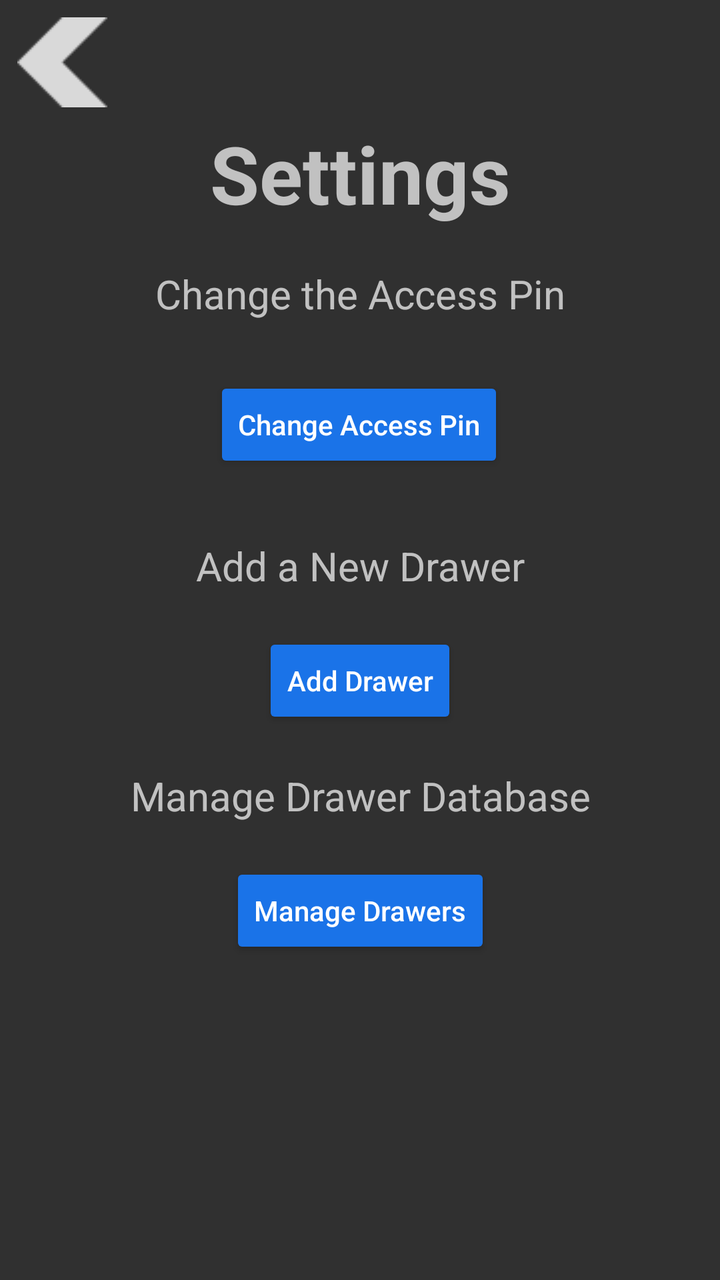
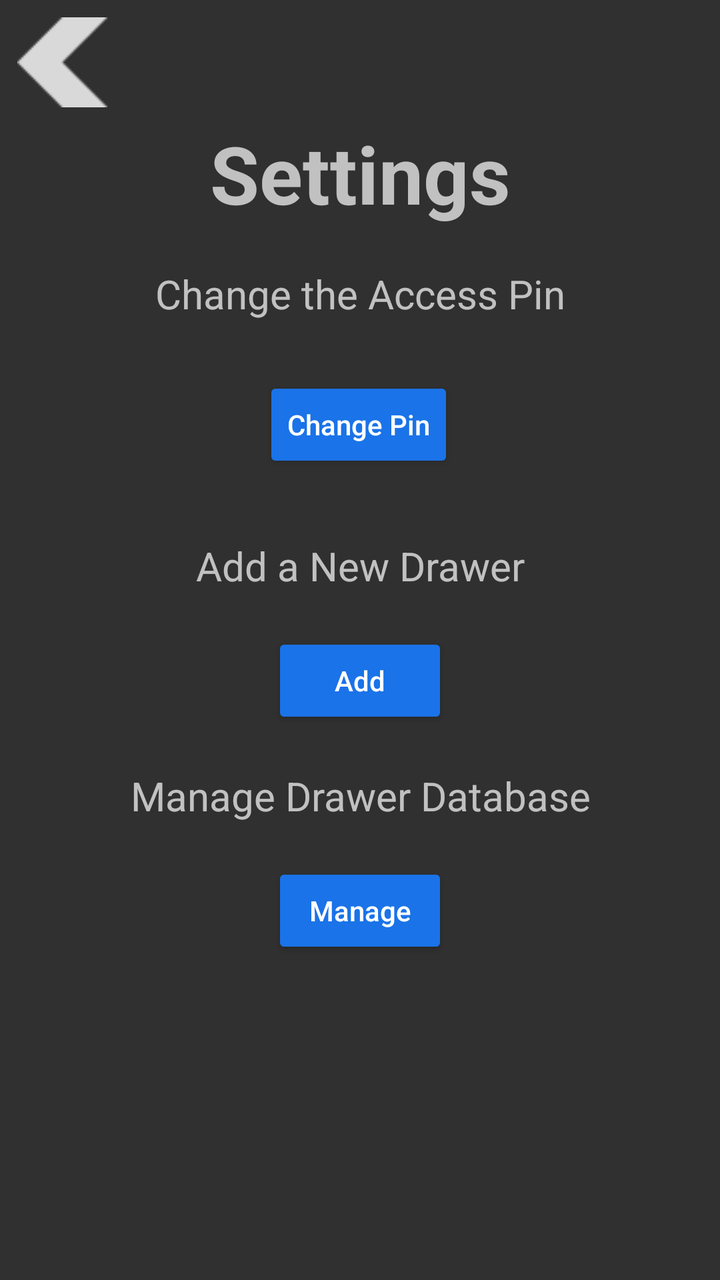

The first picture is an Android layout as it rendered before a commit; the second is the same layout after the commit. The layout source and the unified diff follow.
<!-- AndroidManifest.xml: activity theme Theme.AppCompat.NoActionBar -->
<!-- res/layout/activity_settings.xml -->
<?xml version="1.0" encoding="utf-8"?>
<androidx.constraintlayout.widget.ConstraintLayout xmlns:android="http://schemas.android.com/apk/res/android"
    xmlns:app="http://schemas.android.com/apk/res-auto"
    xmlns:tools="http://schemas.android.com/tools"
    android:id="@+id/settingsCL"
    android:layout_width="match_parent"
    android:layout_height="match_parent"
    tools:context=".SettingsActivity">

    <TextView
        android:id="@+id/settingsTitleTV"
        android:layout_width="wrap_content"
        android:layout_height="wrap_content"
        android:paddingTop="60dp"
        android:text="Settings"
        android:textSize="40sp"
        android:textStyle="bold"
        android:visibility="visible"
        app:layout_constraintLeft_toLeftOf="parent"
        app:layout_constraintRight_toRightOf="parent"
        app:layout_constraintTop_toTopOf="parent" />

    <ImageButton
        android:id="@+id/settingsReturnIB"
        android:layout_width="50dp"
        android:layout_height="50dp"
        android:layout_marginStart="6dp"
        android:layout_marginTop="6dp"
        android:background="@android:color/transparent"
        android:padding="10dp"
        app:layout_constraintStart_toStartOf="parent"
        app:layout_constraintTop_toTopOf="parent"
        app:srcCompat="@drawable/arrow" />

    <TextView
        android:id="@+id/settingsChangePinTV"
        android:layout_width="wrap_content"
        android:layout_height="wrap_content"
        android:gravity="center"
        android:padding="20dp"
        android:text="Change the Access Pin"
        android:textSize="20sp"
        android:visibility="visible"
        app:layout_constraintLeft_toLeftOf="parent"
        app:layout_constraintRight_toRightOf="parent"
        app:layout_constraintTop_toBottomOf="@+id/settingsTitleTV"
        app:layout_constraintVertical_chainStyle="spread_inside" />


    <Button
        android:id="@+id/settingsChangePinB"
        android:layout_width="wrap_content"
        android:layout_height="wrap_content"
        android:layout_marginTop="8dp"
        android:text="Change Access Pin"
        android:theme="@style/AppButtonTheme"
        android:visibility="visible"
        app:layout_constraintEnd_toEndOf="parent"
        app:layout_constraintHorizontal_bias="0.498"
        app:layout_constraintStart_toStartOf="parent"
        app:layout_constraintTop_toBottomOf="@+id/settingsChangePinTV" />


    <TextView
        android:id="@+id/settingsManageDrawersTV"
        android:layout_width="wrap_content"
        android:layout_height="wrap_content"
        android:gravity="center"
        android:padding="20dp"
        android:text="Manage Drawer Database"
        android:textSize="20sp"
        android:visibility="visible"
        app:layout_constraintEnd_toEndOf="parent"
        app:layout_constraintStart_toStartOf="parent"
        app:layout_constraintTop_toBottomOf="@+id/settingsAddDrawB" />

    <Button
        android:id="@+id/settingsManageDrawersB"
        android:layout_width="wrap_content"
        android:layout_height="wrap_content"
        android:text="Manage Drawers"
        android:theme="@style/AppButtonTheme"
        android:visibility="visible"
        app:layout_constraintEnd_toEndOf="parent"
        app:layout_constraintStart_toStartOf="parent"
        app:layout_constraintTop_toBottomOf="@+id/settingsManageDrawersTV" />

    <TextView
        android:id="@+id/settingsAddDrawTV"
        android:layout_width="wrap_content"
        android:layout_height="wrap_content"
        android:layout_marginTop="136dp"
        android:gravity="center"
        android:padding="20dp"
        android:text="Add a New Drawer"
        android:textSize="20sp"
        android:visibility="visible"
        app:layout_constraintEnd_toEndOf="parent"
        app:layout_constraintStart_toStartOf="parent"
        app:layout_constraintTop_toBottomOf="@+id/settingsTitleTV" />

    <Button
        android:id="@+id/settingsAddDrawB"
        android:layout_width="wrap_content"
        android:layout_height="wrap_content"
        android:text="Add Drawer"
        android:theme="@style/AppButtonTheme"
        android:visibility="visible"
        app:layout_constraintEnd_toEndOf="parent"
        app:layout_constraintStart_toStartOf="parent"
        app:layout_constraintTop_toBottomOf="@+id/settingsAddDrawTV" />

    <EditText
        android:id="@+id/settingsEnterPin1ET"
        android:layout_width="wrap_content"
        android:layout_height="wrap_content"
        android:layout_marginTop="15dp"
        android:ems="10"
        android:gravity="center"
        android:hint="Enter Pin..."
        android:inputType="numberPassword"
        android:maxLength="4"
        android:textColor="@color/white"
        android:textColorHint="@color/white"
        android:textSize="25sp"
        android:visibility="gone"
        app:layout_constraintEnd_toEndOf="parent"
        app:layout_constraintStart_toStartOf="parent"
        app:layout_constraintTop_toBottomOf="@+id/settingsChangePinB" />

    <EditText
        android:id="@+id/settingsEnterPin2ET"
        android:layout_width="wrap_content"
        android:layout_height="wrap_content"
        android:layout_marginTop="15dp"
        android:ems="10"
        android:gravity="center"
        android:hint="Enter Pin..."
        android:inputType="numberPassword"
        android:maxLength="4"
        android:textColor="@color/white"
        android:textColorHint="@color/white"
        android:textSize="25sp"
        android:visibility="gone"
        app:layout_constraintEnd_toEndOf="parent"
        app:layout_constraintStart_toStartOf="parent"
        app:layout_constraintTop_toBottomOf="@+id/settingsEnterPin1ET" />

    <EditText
        android:id="@+id/settingsEnterNameET"
        android:layout_width="wrap_content"
        android:layout_height="wrap_content"
        android:layout_marginTop="52dp"
        android:ems="10"
        android:gravity="center"
        android:hint="Enter Name..."
        android:inputType="text"
        android:maxLength="25"
        android:textColor="@color/white"
        android:textColorHint="@color/white"
        android:textSize="25sp"
        android:visibility="gone"
        app:layout_constraintEnd_toEndOf="parent"
        app:layout_constraintStart_toStartOf="parent"
        app:layout_constraintTop_toBottomOf="@+id/settingsTitleTV" />


    <Spinner
        android:id="@+id/settings_anchors_spinner"
        style="@style/Widget.AppCompat.Spinner.Underlined"
        android:layout_width="340dp"
        android:layout_height="107dp"
        android:backgroundTint="@color/white"
        android:spinnerMode="dialog"
        android:visibility="gone"
        app:layout_constraintEnd_toEndOf="parent"
        app:layout_constraintStart_toStartOf="parent"
        app:layout_constraintTop_toBottomOf="@+id/settingsTitleTV" />


    <Button
        android:id="@+id/settingsClearAllB"
        android:layout_width="wrap_content"
        android:layout_height="wrap_content"
        android:layout_marginTop="16dp"
        android:text="Delete All"
        android:theme="@style/AppButtonTheme"
        android:visibility="gone"
        app:backgroundTint="@android:color/holo_red_light"
        app:layout_constraintEnd_toEndOf="parent"
        app:layout_constraintHorizontal_bias="0.498"
        app:layout_constraintStart_toStartOf="parent"
        app:layout_constraintTop_toBottomOf="@+id/settings_anchors_spinner" />


</androidx.constraintlayout.widget.ConstraintLayout>
<!-- resources referenced by this layout -->
<resources>
  <color name="white">#FFFFFFFF</color>
  <!-- drawable arrow: png bitmap (drawable, 971 bytes) -->
  <style name="AppButtonTheme" parent="Widget.AppCompat.Button.Colored">
      <item name="colorButtonNormal">#1A73E8</item>
      <item name="android:textAllCaps">false</item>
    </style>
</resources>

<!-- the commit's change to res/layout/activity_settings.xml (unified diff, before → after) -->
@@ -12,7 +12,7 @@
         android:layout_width="wrap_content"
         android:layout_height="wrap_content"
         android:paddingTop="60dp"
-        android:text="Settings"
+        android:text="@string/settings_title"
         android:textSize="40sp"
         android:textStyle="bold"
         android:visibility="visible"
@@ -38,7 +38,7 @@
         android:layout_height="wrap_content"
         android:gravity="center"
         android:padding="20dp"
-        android:text="Change the Access Pin"
+        android:text="@string/settings_change_pin_description"
         android:textSize="20sp"
         android:visibility="visible"
         app:layout_constraintLeft_toLeftOf="parent"
@@ -52,7 +52,7 @@
         android:layout_width="wrap_content"
         android:layout_height="wrap_content"
         android:layout_marginTop="8dp"
-        android:text="Change Access Pin"
+        android:text="@string/settings_change_pin_button"
         android:theme="@style/AppButtonTheme"
         android:visibility="visible"
         app:layout_constraintEnd_toEndOf="parent"
@@ -67,7 +67,7 @@
         android:layout_height="wrap_content"
         android:gravity="center"
         android:padding="20dp"
-        android:text="Manage Drawer Database"
+        android:text="@string/settings_manage_drawers_description"
         android:textSize="20sp"
         android:visibility="visible"
         app:layout_constraintEnd_toEndOf="parent"
@@ -78,7 +78,7 @@
         android:id="@+id/settingsManageDrawersB"
         android:layout_width="wrap_content"
         android:layout_height="wrap_content"
-        android:text="Manage Drawers"
+        android:text="@string/settings_manage_drawers_button"
         android:theme="@style/AppButtonTheme"
         android:visibility="visible"
         app:layout_constraintEnd_toEndOf="parent"
@@ -92,7 +92,7 @@
         android:layout_marginTop="136dp"
         android:gravity="center"
         android:padding="20dp"
-        android:text="Add a New Drawer"
+        android:text="@string/settings_add_drawer_description"
         android:textSize="20sp"
         android:visibility="visible"
         app:layout_constraintEnd_toEndOf="parent"
@@ -103,7 +103,7 @@
         android:id="@+id/settingsAddDrawB"
         android:layout_width="wrap_content"
         android:layout_height="wrap_content"
-        android:text="Add Drawer"
+        android:text="@string/settings_add_drawer_button"
         android:theme="@style/AppButtonTheme"
         android:visibility="visible"
         app:layout_constraintEnd_toEndOf="parent"
@@ -117,7 +117,7 @@
         android:layout_marginTop="15dp"
         android:ems="10"
         android:gravity="center"
-        android:hint="Enter Pin..."
+        android:hint="@string/settings_enter_pin"
         android:inputType="numberPassword"
         android:maxLength="4"
         android:textColor="@color/white"
@@ -135,7 +135,7 @@
         android:layout_marginTop="15dp"
         android:ems="10"
         android:gravity="center"
-        android:hint="Enter Pin..."
+        android:hint="@string/settings_enter_pin"
         android:inputType="numberPassword"
         android:maxLength="4"
         android:textColor="@color/white"
@@ -153,7 +153,7 @@
         android:layout_marginTop="52dp"
         android:ems="10"
         android:gravity="center"
-        android:hint="Enter Name..."
+        android:hint="@string/settings_enter_name"
         android:inputType="text"
         android:maxLength="25"
         android:textColor="@color/white"
@@ -163,7 +163,6 @@
         app:layout_constraintEnd_toEndOf="parent"
         app:layout_constraintStart_toStartOf="parent"
         app:layout_constraintTop_toBottomOf="@+id/settingsTitleTV" />
-
 
     <Spinner
         android:id="@+id/settings_anchors_spinner"
@@ -177,13 +176,12 @@
         app:layout_constraintStart_toStartOf="parent"
         app:layout_constraintTop_toBottomOf="@+id/settingsTitleTV" />
 
-
     <Button
         android:id="@+id/settingsClearAllB"
         android:layout_width="wrap_content"
         android:layout_height="wrap_content"
         android:layout_marginTop="16dp"
-        android:text="Delete All"
+        android:text="@string/settings_delete_all"
         android:theme="@style/AppButtonTheme"
         android:visibility="gone"
         app:backgroundTint="@android:color/holo_red_light"
@@ -192,5 +190,4 @@
         app:layout_constraintStart_toStartOf="parent"
         app:layout_constraintTop_toBottomOf="@+id/settings_anchors_spinner" />
 
-
 </androidx.constraintlayout.widget.ConstraintLayout>
<!-- resource entries referenced after the edit -->
@@ -2,6 +2,16 @@
 <resources>
   <color name="white">#FFFFFFFF</color>
   <!-- drawable arrow: png bitmap (drawable, 971 bytes) -->
+  <string name="settings_add_drawer_button">Add</string>
+  <string name="settings_add_drawer_description">Add a New Drawer</string>
+  <string name="settings_change_pin_button">Change Pin</string>
+  <string name="settings_change_pin_description">Change the Access Pin</string>
+  <string name="settings_delete_all">Delete All</string>
+  <string name="settings_enter_name">Enter Name…</string>
+  <string name="settings_enter_pin">Enter Pin…</string>
+  <string name="settings_manage_drawers_button">Manage</string>
+  <string name="settings_manage_drawers_description">Manage Drawer Database</string>
+  <string name="settings_title">Settings</string>
   <style name="AppButtonTheme" parent="Widget.AppCompat.Button.Colored">
       <item name="colorButtonNormal">#1A73E8</item>
       <item name="android:textAllCaps">false</item>
